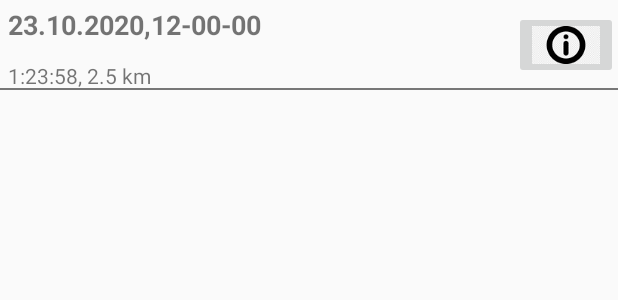
After one commit to Lexicss2/SimpleQuest, an Android app: the layout item_track.xml on its own in the app's theme, with its tools: preview values and no code run, on a phone screen of 412 x 824 dp. The commit adds this screen. Shown: the top 300 px of the screen. Run offline under Robolectric (Android 15) with nearby library versions, the phone set to English and light mode, and no system bars.

Commit message:
Implement tracks displaying.

```diff
--- /dev/null
+++ b/app/src/main/java/com/lex/simplequest/data/location/repository/AllTracksSpecification.kt
@@ -0,0 +1,5 @@
+package com.lex.simplequest.data.location.repository
+
+class AllTracksSpecification() : LocationQuerySpecificationImpl {
+    override fun getWhereClause(): String = ""
+}
--- a/app/src/main/java/com/lex/simplequest/domain/model/Track.kt
+++ b/app/src/main/java/com/lex/simplequest/domain/model/Track.kt
@@ -7,3 +7,6 @@ data class Track(
     val endTime: Long? = null,
     val points: List<Point> = emptyList()
 )
+
+fun Track.duration(): Long =
+    if (null != endTime) endTime - startTime else 0L
--- a/app/src/main/java/com/lex/simplequest/domain/repository/LocationRepository.kt
+++ b/app/src/main/java/com/lex/simplequest/domain/repository/LocationRepository.kt
@@ -6,9 +6,11 @@ import java.io.Closeable
 interface LocationRepository : Closeable {
     fun isLocationServicesEnabled(): Boolean
 
+    // TODO: Refactor. Remove getTrack
     fun startTrack(name: String, startTime: Long): Long
     fun stopTrack(id: Long, endTime: Long): Boolean
     fun getTrack(id: Long): Track?
+    fun getTracks(spec: LocationQuerySpecification): List<Track>
     fun updateTrack(track: Track): Boolean
     fun deleteTrack(id: Long): Boolean
     fun addPoint(trackId: Long, latitude: Double, longitude: Double, altitude: Double?)
@@ -20,6 +22,7 @@ interface LocationRepository : Closeable {
     interface LocationQuerySpecificationFactory {
         fun trackById(trackId: Long): LocationQuerySpecification
         fun trackByName(trackName: String): LocationQuerySpecification
+        fun allTracks(): LocationQuerySpecification
     }
 
     interface OnUpdateListener {
--- a/app/src/main/java/com/lex/simplequest/presentation/screen/home/tracks/TracksFragmentContract.kt
+++ b/app/src/main/java/com/lex/simplequest/presentation/screen/home/tracks/TracksFragmentContract.kt
@@ -1,10 +1,11 @@
 package com.lex.simplequest.presentation.screen.home.tracks
 
+import com.lex.simplequest.domain.model.Track
 import com.lex.simplequest.presentation.base.BaseMvpContract
 
 interface TracksFragmentContract {
     interface Ui : BaseMvpContract.Ui {
-        fun setTracks(items: List<Any>)
+        fun setTracks(items: List<Track>)
     }
 
     interface Presenter : BaseMvpContract.Presenter<Ui, Presenter.State> {
--- /dev/null
+++ b/app/src/main/res/layout/divider.xml
@@ -0,0 +1,6 @@
+<?xml version="1.0" encoding="utf-8"?>
+<View xmlns:android="http://schemas.android.com/apk/res/android"
+    android:layout_width="match_parent"
+    android:layout_height="wrap_content"
+    android:background="#777777"
+    android:minHeight="0.5dp" />
--- a/app/src/main/res/layout/fragment_tracks.xml
+++ b/app/src/main/res/layout/fragment_tracks.xml
@@ -4,4 +4,8 @@
     android:layout_height="match_parent"
     android:background="#77e077">
 
+    <androidx.recyclerview.widget.RecyclerView
+        android:id="@+id/tracksListView"
+        android:layout_width="match_parent"
+        android:layout_height="match_parent" />
 </FrameLayout>
--- /dev/null
+++ b/app/src/main/res/layout/item_track.xml
@@ -0,0 +1,51 @@
+<?xml version="1.0" encoding="utf-8"?>
+<androidx.constraintlayout.widget.ConstraintLayout xmlns:android="http://schemas.android.com/apk/res/android"
+    xmlns:app="http://schemas.android.com/apk/res-auto"
+    xmlns:tools="http://schemas.android.com/tools"
+    android:layout_width="match_parent"
+    android:layout_height="60dp">
+
+    <TextView
+        android:id="@+id/trackNameView"
+        android:layout_width="wrap_content"
+        android:layout_height="wrap_content"
+        android:layout_marginStart="5dp"
+        android:layout_marginTop="4dp"
+        android:ellipsize="end"
+        android:textSize="18sp"
+        android:textStyle="bold"
+        app:layout_constraintStart_toStartOf="parent"
+        app:layout_constraintTop_toTopOf="parent"
+        tools:text="23.10.2020,12-00-00" />
+
+    <TextView
+        android:id="@+id/trackTimeDistanceView"
+        android:layout_width="wrap_content"
+        android:layout_height="wrap_content"
+        android:layout_marginStart="5dp"
+        android:layout_marginTop="3dp"
+        android:ellipsize="end"
+        android:textSize="14sp"
+        app:layout_constraintBottom_toBottomOf="parent"
+        app:layout_constraintStart_toStartOf="parent"
+        tools:text="1:23:58, 2.5 km" />
+
+    <ImageButton
+        android:id="@+id/trackInfoButton"
+        android:layout_width="wrap_content"
+        android:layout_height="wrap_content"
+        android:contentDescription="@string/info"
+        android:src="@drawable/info"
+        app:layout_constraintBottom_toBottomOf="parent"
+        app:layout_constraintEnd_toEndOf="parent"
+        app:layout_constraintTop_toTopOf="parent" />
+
+    <View
+        android:id="@+id/line"
+        android:layout_width="match_parent"
+        android:layout_height="1dp"
+        android:background="#777777"
+        app:layout_constraintBottom_toBottomOf="parent"
+        app:layout_constraintStart_toStartOf="parent" />
+
+</androidx.constraintlayout.widget.ConstraintLayout>
--- a/app/src/main/res/values/strings.xml
+++ b/app/src/main/res/values/strings.xml
@@ -23,4 +23,5 @@
     <!-- Home -->
     <string name="start_tracking">Start</string>
     <string name="stop_tracking">Stop</string>
+    <string name="info">info</string>
 </resources>
```
Also changed, not shown: app/src/main/java/com/lex/simplequest/data/location/repository/Converter.kt (+16 -3 lines), app/src/main/java/com/lex/simplequest/data/location/repository/LocationRepositoryImpl.kt (+16 -0 lines), app/src/main/java/com/lex/simplequest/domain/track/interactor/ReadTracksInteractor.kt (added, +12 -0 lines), app/src/main/java/com/lex/simplequest/domain/track/interactor/ReadTracksInteractorImpl.kt (added, +20 -0 lines), app/src/main/java/com/lex/simplequest/presentation/screen/home/tracks/AdapterTracks.kt (added, +59 -0 lines), app/src/main/java/com/lex/simplequest/presentation/screen/home/tracks/TracksFragment.kt (+41 -4 lines), app/src/main/java/com/lex/simplequest/presentation/screen/home/tracks/TracksFragmentPresenter.kt (+50 -0 lines), app/src/main/java/com/lex/simplequest/presentation/utils/DateUtils.kt (+12 -0 lines), app/src/main/res/drawable-xhdpi/info.png (added).
